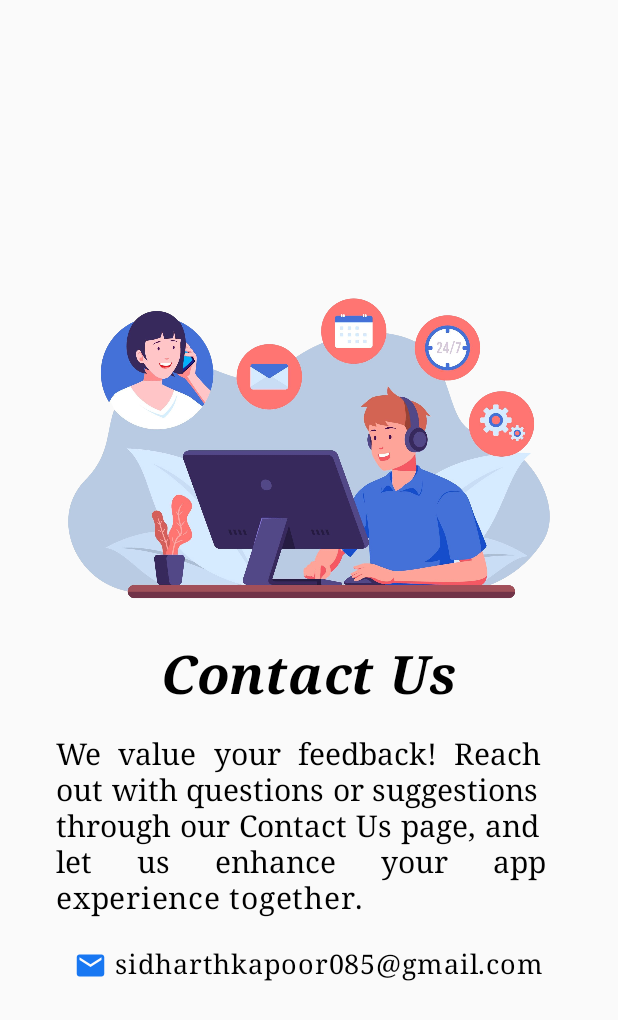
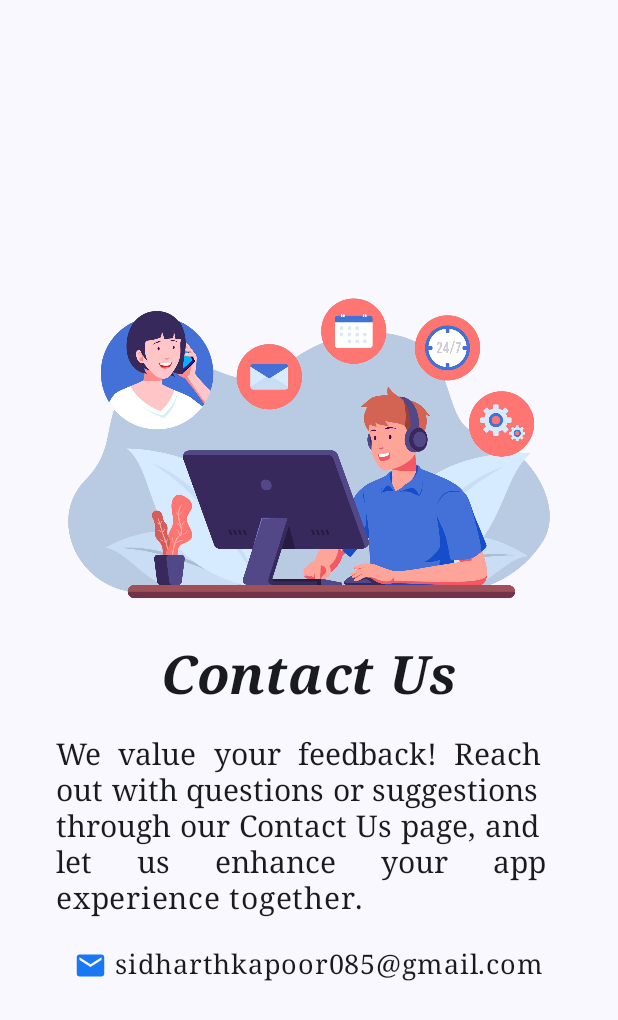
Before and after one commit to sidharth-085/Cinesphere, an Android app built with Jetpack Compose: the screen it shows after launch (MainActivity), after a tap on "Contact Us", on a phone screen of 412 x 824 dp. Shown: the top 1020 px of the screen. Run offline under Robolectric (Android 15) with nearby library versions, the phone set to English and light mode, and no system bars; our stand-ins replace Dagger/Hilt's generated code, Room's generated code, Shimmer, Timber, accompanist; 2 statements that could not run were skipped.

Commit message:
Fixed Contact Us Screen Dark Theme Issue

```diff
--- a/app/src/main/java/sid/app/cinesphere/main/presentation/contact_us_screen/ContactUsScreen.kt
+++ b/app/src/main/java/sid/app/cinesphere/main/presentation/contact_us_screen/ContactUsScreen.kt
@@ -1,6 +1,7 @@
 package sid.app.cinesphere.main.presentation.contact_us_screen
 
 import androidx.compose.foundation.Image
+import androidx.compose.foundation.background
 import androidx.compose.foundation.layout.Arrangement
 import androidx.compose.foundation.layout.Column
 import androidx.compose.foundation.layout.Row
@@ -9,6 +10,7 @@ import androidx.compose.foundation.layout.fillMaxSize
 import androidx.compose.foundation.layout.padding
 import androidx.compose.foundation.layout.size
 import androidx.compose.foundation.layout.width
+import androidx.compose.material3.MaterialTheme
 import androidx.compose.material3.Text
 import androidx.compose.runtime.Composable
 import androidx.compose.ui.Alignment
@@ -29,7 +31,9 @@ import sid.app.cinesphere.R
 @Composable
 fun ContactUs() {
     Column (
-        modifier = Modifier.fillMaxSize(),
+        modifier = Modifier
+            .fillMaxSize()
+            .background(MaterialTheme.colorScheme.surface),
         horizontalAlignment = Alignment.CenterHorizontally,
         verticalArrangement = Arrangement.Center
     ) {
@@ -42,6 +46,7 @@ fun ContactUs() {
         Text(
             text = "Contact Us",
             fontSize = 35.sp,
+            color = MaterialTheme.colorScheme.onBackground,
             fontFamily = FontFamily.Serif,
             fontWeight = FontWeight.Bold,
             fontStyle = FontStyle.Italic,
@@ -53,6 +58,7 @@ fun ContactUs() {
         Text(
             text = "We value your feedback! Reach out with questions or suggestions through our Contact Us page, and let us enhance your app experience together.",
             fontSize = 20.sp,
+            color = MaterialTheme.colorScheme.onBackground,
             fontFamily = FontFamily.Serif,
             modifier = Modifier
                 .padding(37.dp, 20.dp, 37.dp, 20.dp)
@@ -79,6 +85,7 @@ fun ContactUs() {
 
             Text(
                 text = "sidharthkapoor085@gmail.com",
+                color = MaterialTheme.colorScheme.onBackground,
                 fontSize = 18.sp,
                 fontFamily = FontFamily.Serif
             )
--- a/app/src/main/java/sid/app/cinesphere/util/ui_shared_components/TopBar.kt
+++ b/app/src/main/java/sid/app/cinesphere/util/ui_shared_components/TopBar.kt
@@ -10,7 +10,6 @@ import androidx.compose.foundation.layout.offset
 import androidx.compose.foundation.layout.padding
 import androidx.compose.foundation.layout.size
 import androidx.compose.foundation.shape.CircleShape
-import androidx.compose.foundation.shape.RoundedCornerShape
 import androidx.compose.material.Icon
 import androidx.compose.material.icons.Icons
 import androidx.compose.material.icons.rounded.Search
@@ -43,15 +42,6 @@ fun NonFocusedTopBar(
             .height(BigRadius.dp)
             .offset { IntOffset(x = 0, y = toolbarOffsetHeightPx) }
     ) {
-//        NonFocusedSearchBar(
-//            modifier = Modifier
-//                .height(50.dp)
-//                .clickable {
-//                    navController.navigate(Route.SEARCH_SCREEN)
-//                }
-//                .padding(horizontal = 8.dp),
-//            placeholderText = stringResource(R.string.search_for_a_movie_or_tv_series),
-//        )
         Row(
             modifier = Modifier
                 .fillMaxWidth()
@@ -79,7 +69,7 @@ fun NonFocusedTopBar(
                         navController.navigate(Route.CONTACT_US_SCREEN)
                     }
                     .clip(CircleShape),
-                tint = Color(0xFF551E50)
+                tint = Color(0xFFAA3CA0)
             )
         }
     }
```
